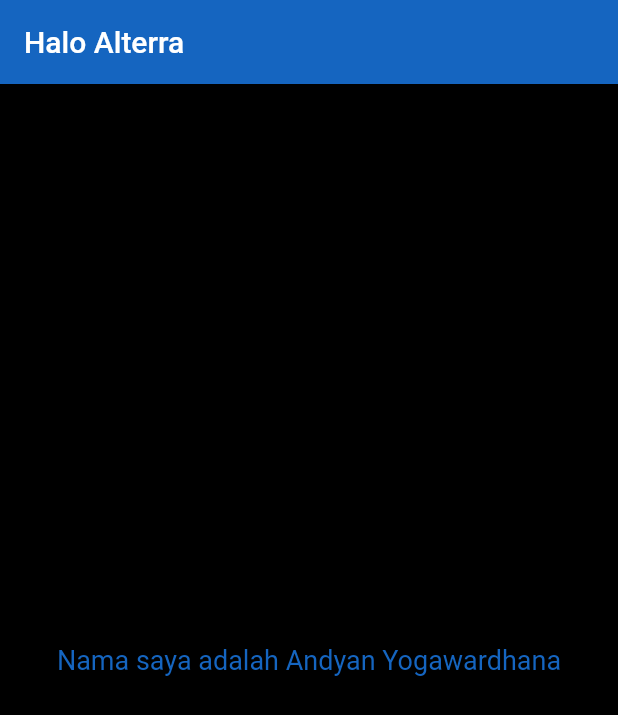
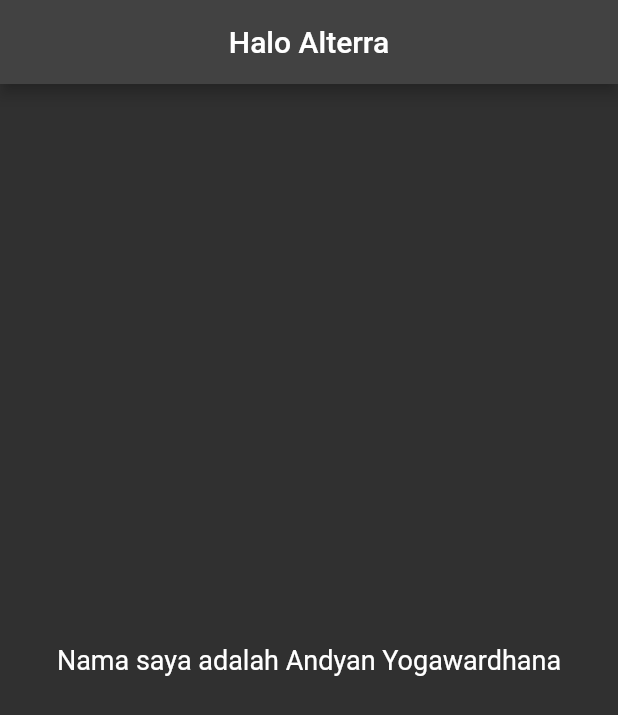
Before and after one commit to zenxiety/flutter_andyan-yogawardhana, a Flutter app: the screen it shows after launch, on a phone screen of 412 x 824 dp. Shown: the top 715 px of the screen. Run offline on Flutter 3.47's test engine with Material 2 defaults, Android fonts, the phone set to English and light mode, and no system bars.

Commit message:
fix - revisi tugas 9

```diff
--- a/08_Introduction Flutter Widget/praktikum/flutter_intro/lib/main.dart
+++ b/08_Introduction Flutter Widget/praktikum/flutter_intro/lib/main.dart
@@ -10,18 +10,16 @@ class MyApp extends StatelessWidget {
   @override
   Widget build(BuildContext context) {
     return MaterialApp(
+      theme: ThemeData.dark(),
       home: Scaffold(
         appBar: AppBar(
           title: const Text("Halo Alterra"),
-          backgroundColor: Colors.blue[800],
+          centerTitle: true,
         ),
-        body: Container(
-          decoration: const BoxDecoration(color: Colors.black),
-          child: Center(
-            child: Text(
-              "Nama saya adalah Andyan Yogawardhana",
-              style: TextStyle(fontSize: 18, color: Colors.blue[800]),
-            ),
+        body: const Center(
+          child: Text(
+            "Nama saya adalah Andyan Yogawardhana",
+            style: TextStyle(fontSize: 18),
           ),
         ),
       ),
```
Also changed, not shown: 1 other file.
